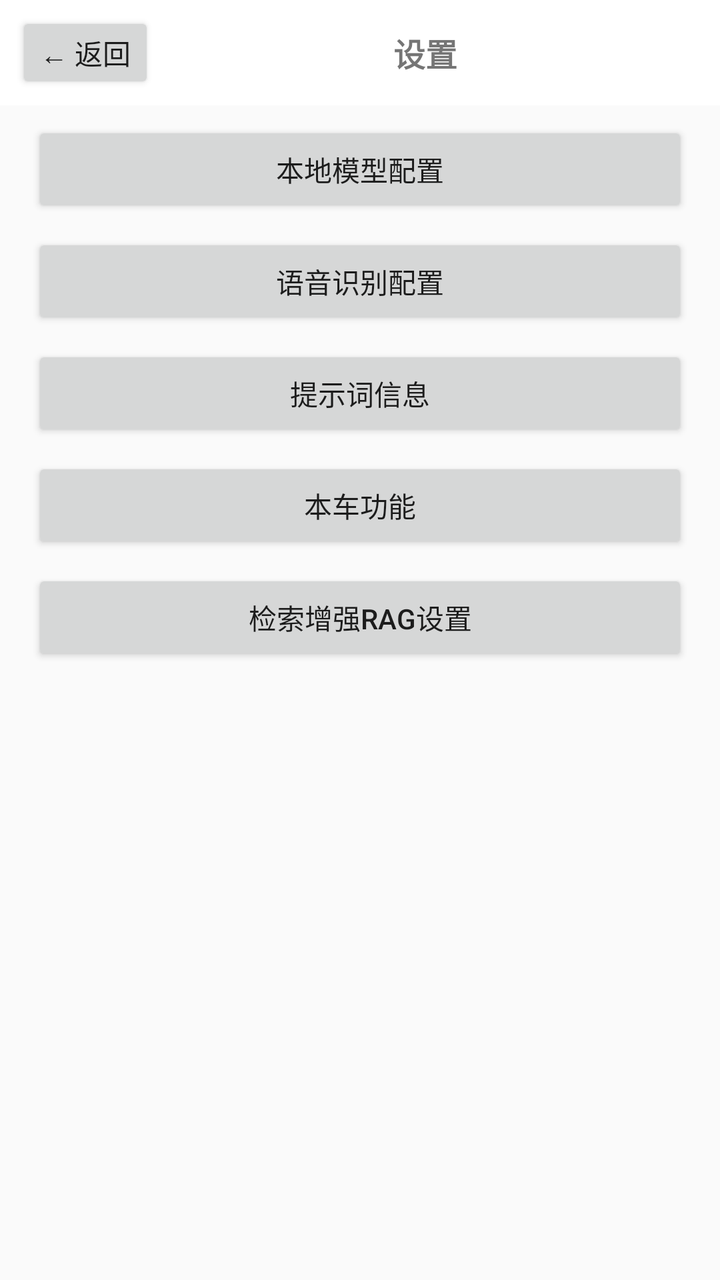
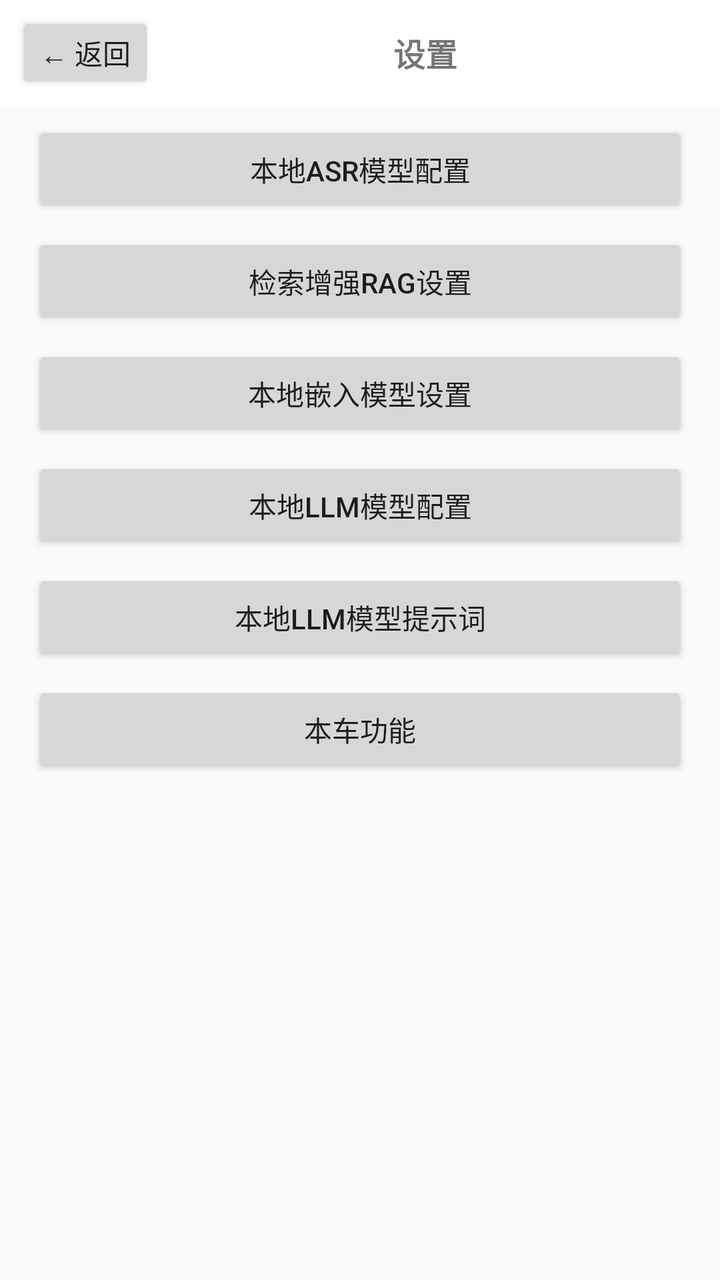

An Android layout rendered at two revisions. The XML below is the earlier revision; the diff shows what the commit changed to produce the second picture.
<!-- AndroidManifest.xml: application theme Theme.IVAI -->
<!-- res/layout/activity_settings.xml -->
<?xml version="1.0" encoding="utf-8"?>
<LinearLayout xmlns:android="http://schemas.android.com/apk/res/android"
    android:layout_width="match_parent"
    android:layout_height="match_parent"
    android:orientation="vertical"
    android:fitsSystemWindows="true">

    <LinearLayout
        android:layout_width="match_parent"
        android:layout_height="wrap_content"
        android:orientation="horizontal"
        android:gravity="center_vertical"
        android:background="@color/bubble_agent"
        android:paddingStart="8dp"
        android:paddingEnd="12dp"
        android:paddingTop="6dp"
        android:paddingBottom="6dp">

        <Button
            android:id="@+id/backButton"
            android:layout_width="wrap_content"
            android:layout_height="wrap_content"
            android:text="← 返回"
            android:minWidth="0dp"
            android:minHeight="0dp"
            android:paddingStart="12dp"
            android:paddingEnd="12dp" />

        <TextView
            android:layout_width="0dp"
            android:layout_height="wrap_content"
            android:layout_weight="1"
            android:gravity="center"
            android:text="设置"
            android:textSize="16sp"
            android:textStyle="bold" />
    </LinearLayout>

    <ScrollView
        android:layout_width="match_parent"
        android:layout_height="0dp"
        android:layout_weight="1">

        <LinearLayout
            android:layout_width="match_parent"
            android:layout_height="wrap_content"
            android:orientation="vertical">

            <Button
                android:id="@+id/modelConfigButton"
                android:layout_width="match_parent"
                android:layout_height="wrap_content"
                android:layout_marginStart="16dp"
                android:layout_marginEnd="16dp"
                android:layout_marginTop="8dp"
                android:text="本地模型配置" />

            <Button
                android:id="@+id/asrConfigButton"
                android:layout_width="match_parent"
                android:layout_height="wrap_content"
                android:layout_marginStart="16dp"
                android:layout_marginEnd="16dp"
                android:layout_marginTop="8dp"
                android:text="语音识别配置" />

            <Button
                android:id="@+id/promptInfoButton"
                android:layout_width="match_parent"
                android:layout_height="wrap_content"
                android:layout_marginStart="16dp"
                android:layout_marginEnd="16dp"
                android:layout_marginTop="8dp"
                android:text="提示词信息" />

            <Button
                android:id="@+id/vehicleInfoButton"
                android:layout_width="match_parent"
                android:layout_height="wrap_content"
                android:layout_marginStart="16dp"
                android:layout_marginEnd="16dp"
                android:layout_marginTop="8dp"
                android:text="本车功能" />

            <Button
                android:id="@+id/ragConfigButton"
                android:layout_width="match_parent"
                android:layout_height="wrap_content"
                android:layout_marginStart="16dp"
                android:layout_marginEnd="16dp"
                android:layout_marginTop="8dp"
                android:text="检索增强RAG设置" />
        </LinearLayout>
    </ScrollView>
</LinearLayout>
<!-- resources referenced by this layout -->
<resources>
  <color name="bubble_agent">#FFFFFF</color>
  <style name="Theme.IVAI" parent="android:Theme.Material.Light.DarkActionBar" />
</resources>

<!-- the commit's change to res/layout/activity_settings.xml (unified diff, before → after) -->
@@ -47,22 +47,40 @@
             android:orientation="vertical">
 
             <Button
+                android:id="@+id/asrConfigButton"
+                android:layout_width="match_parent"
+                android:layout_height="wrap_content"
+                android:layout_marginStart="16dp"
+                android:layout_marginEnd="16dp"
+                android:layout_marginTop="8dp"
+                android:text="本地ASR模型配置" />
+
+            <Button
+                android:id="@+id/ragConfigButton"
+                android:layout_width="match_parent"
+                android:layout_height="wrap_content"
+                android:layout_marginStart="16dp"
+                android:layout_marginEnd="16dp"
+                android:layout_marginTop="8dp"
+                android:text="检索增强RAG设置" />
+
+            <Button
+                android:id="@+id/embeddingConfigButton"
+                android:layout_width="match_parent"
+                android:layout_height="wrap_content"
+                android:layout_marginStart="16dp"
+                android:layout_marginEnd="16dp"
+                android:layout_marginTop="8dp"
+                android:text="本地嵌入模型设置" />
+
+            <Button
                 android:id="@+id/modelConfigButton"
                 android:layout_width="match_parent"
                 android:layout_height="wrap_content"
                 android:layout_marginStart="16dp"
                 android:layout_marginEnd="16dp"
                 android:layout_marginTop="8dp"
-                android:text="本地模型配置" />
-
-            <Button
-                android:id="@+id/asrConfigButton"
-                android:layout_width="match_parent"
-                android:layout_height="wrap_content"
-                android:layout_marginStart="16dp"
-                android:layout_marginEnd="16dp"
-                android:layout_marginTop="8dp"
-                android:text="语音识别配置" />
+                android:text="本地LLM模型配置" />
 
             <Button
                 android:id="@+id/promptInfoButton"
@@ -71,7 +89,7 @@
                 android:layout_marginStart="16dp"
                 android:layout_marginEnd="16dp"
                 android:layout_marginTop="8dp"
-                android:text="提示词信息" />
+                android:text="本地LLM模型提示词" />
 
             <Button
                 android:id="@+id/vehicleInfoButton"
@@ -81,15 +99,6 @@
                 android:layout_marginEnd="16dp"
                 android:layout_marginTop="8dp"
                 android:text="本车功能" />
-
-            <Button
-                android:id="@+id/ragConfigButton"
-                android:layout_width="match_parent"
-                android:layout_height="wrap_content"
-                android:layout_marginStart="16dp"
-                android:layout_marginEnd="16dp"
-                android:layout_marginTop="8dp"
-                android:text="检索增强RAG设置" />
         </LinearLayout>
     </ScrollView>
 </LinearLayout>
